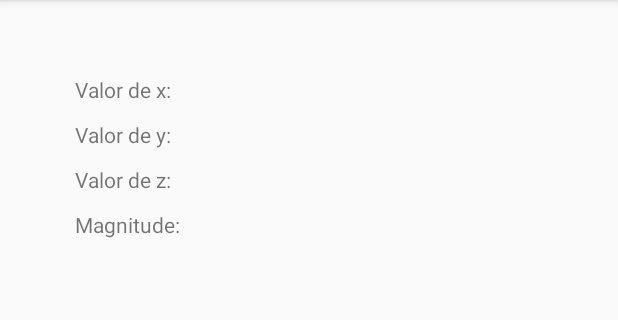
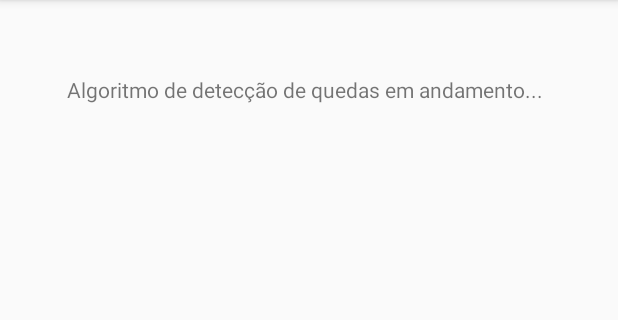
Before and after one commit to ifsp-scopus/detectorDeQueda, an Android app: the DetectorActivity screen opened directly, with no data from a screen before it, on a phone screen of 412 x 824 dp, the part 84-404 px from its top. Run offline under Robolectric (Android 15) with nearby library versions, the light colour scheme and no system bars.

Commit message:
Atualização das telas de navegação do sistema para uma melhor experiência de testes #2

```diff
--- a/app/src/main/java/com/ifsp/detectorqueda/activities/MainActivity.java
+++ b/app/src/main/java/com/ifsp/detectorqueda/activities/MainActivity.java
@@ -21,7 +21,7 @@ public class MainActivity extends AppCompatActivity {
      * @param view  Objeto que representa o botão que foi clicado.
      * @author      Denis Magno.
      */
-    public void bLogar(View view){
+    public void bIniciarDeteccaoQueda(View view){
         Intent in = new Intent(this, DetectorActivity.class);
         this.startActivity(in);
     }
--- a/app/src/main/res/layout/activity_detector.xml
+++ b/app/src/main/res/layout/activity_detector.xml
@@ -7,82 +7,13 @@
     tools:context=".activities.DetectorActivity">
 
     <TextView
-        android:id="@+id/tvXAxis"
+        android:id="@+id/tvInformacao"
         android:layout_width="wrap_content"
         android:layout_height="wrap_content"
+        android:layout_marginRight="5dp"
         android:layout_marginTop="50dp"
-        android:layout_marginLeft="50dp"
-        android:text="Valor de x:"
-        app:layout_constraintTop_toTopOf="parent"
-        app:layout_constraintLeft_toLeftOf="parent" />
-
-    <TextView
-        android:id="@+id/tvYAxis"
-        android:layout_width="wrap_content"
-        android:layout_height="wrap_content"
-        android:layout_marginTop="80dp"
-        android:layout_marginLeft="50dp"
-        android:text="Valor de y:"
-        app:layout_constraintTop_toTopOf="parent"
-        app:layout_constraintLeft_toLeftOf="parent" />
-
-    <TextView
-        android:id="@+id/tvZAxis"
-        android:layout_width="wrap_content"
-        android:layout_height="wrap_content"
-        android:layout_marginTop="110dp"
-        android:layout_marginLeft="50dp"
-        android:text="Valor de z:"
-        app:layout_constraintTop_toTopOf="parent"
-        app:layout_constraintLeft_toLeftOf="parent" />
-
-    <TextView
-        android:id="@+id/tvMagnitude"
-        android:layout_width="wrap_content"
-        android:layout_height="wrap_content"
-        android:layout_marginTop="140dp"
-        android:layout_marginLeft="50dp"
-        android:text="Magnitude:"
-        app:layout_constraintTop_toTopOf="parent"
-        app:layout_constraintLeft_toLeftOf="parent" />
-
-    <TextView
-        android:id="@+id/tvXAxisValor"
-        android:layout_width="wrap_content"
-        android:layout_height="wrap_content"
-        android:layout_marginTop="50dp"
-        android:layout_marginLeft="130dp"
-        android:text="  "
-        app:layout_constraintTop_toTopOf="parent"
-        app:layout_constraintLeft_toLeftOf="parent"/>
-
-    <TextView
-        android:id="@+id/tvYAxisValor"
-        android:layout_width="wrap_content"
-        android:layout_height="wrap_content"
-        android:layout_marginTop="80dp"
-        android:layout_marginLeft="130dp"
-        android:text="  "
-        app:layout_constraintTop_toTopOf="parent"
-        app:layout_constraintLeft_toLeftOf="parent" />
-
-    <TextView
-        android:id="@+id/tvZAxisValor"
-        android:layout_width="wrap_content"
-        android:layout_height="wrap_content"
-        android:layout_marginTop="110dp"
-        android:layout_marginLeft="130dp"
-        android:text="  "
-        app:layout_constraintTop_toTopOf="parent"
-        app:layout_constraintLeft_toLeftOf="parent" />
-
-    <TextView
-        android:id="@+id/tvMagnitudeValor"
-        android:layout_width="wrap_content"
-        android:layout_height="wrap_content"
-        android:layout_marginTop="140dp"
-        android:layout_marginLeft="130dp"
-        android:text="  "
-        app:layout_constraintTop_toTopOf="parent"
-        app:layout_constraintLeft_toLeftOf="parent" />
+        android:text="Algoritmo de detecção de quedas em andamento..."
+        app:layout_constraintLeft_toLeftOf="parent"
+        app:layout_constraintRight_toRightOf="parent"
+        app:layout_constraintTop_toTopOf="parent" />
 </android.support.constraint.ConstraintLayout>
--- a/app/src/main/res/layout/activity_main.xml
+++ b/app/src/main/res/layout/activity_main.xml
@@ -6,25 +6,13 @@
     android:layout_height="match_parent"
     tools:context=".activities.MainActivity">
 
-    <EditText
-        android:id="@+id/etNome"
-        android:layout_width="317dp"
-        android:layout_height="57dp"
-        android:layout_marginTop="50dp"
-        android:ems="10"
-        android:inputType="textPersonName"
-        android:hint="Nome"
-        app:layout_constraintLeft_toLeftOf="parent"
-        app:layout_constraintRight_toRightOf="parent"
-        app:layout_constraintTop_toTopOf="parent" />
-
     <Button
-        android:id="@+id/bLogin"
+        android:id="@+id/bIniciarDeteccaoQueda"
         android:layout_width="wrap_content"
         android:layout_height="wrap_content"
-        android:layout_marginTop="150dp"
-        android:onClick="bLogar"
-        android:text="Login"
+        android:layout_marginTop="50dp"
+        android:onClick="bIniciarDeteccaoQueda"
+        android:text="Iniciar Detecção de Queda!"
         app:layout_constraintLeft_toLeftOf="parent"
         app:layout_constraintRight_toRightOf="parent"
         app:layout_constraintTop_toTopOf="parent" />
```
